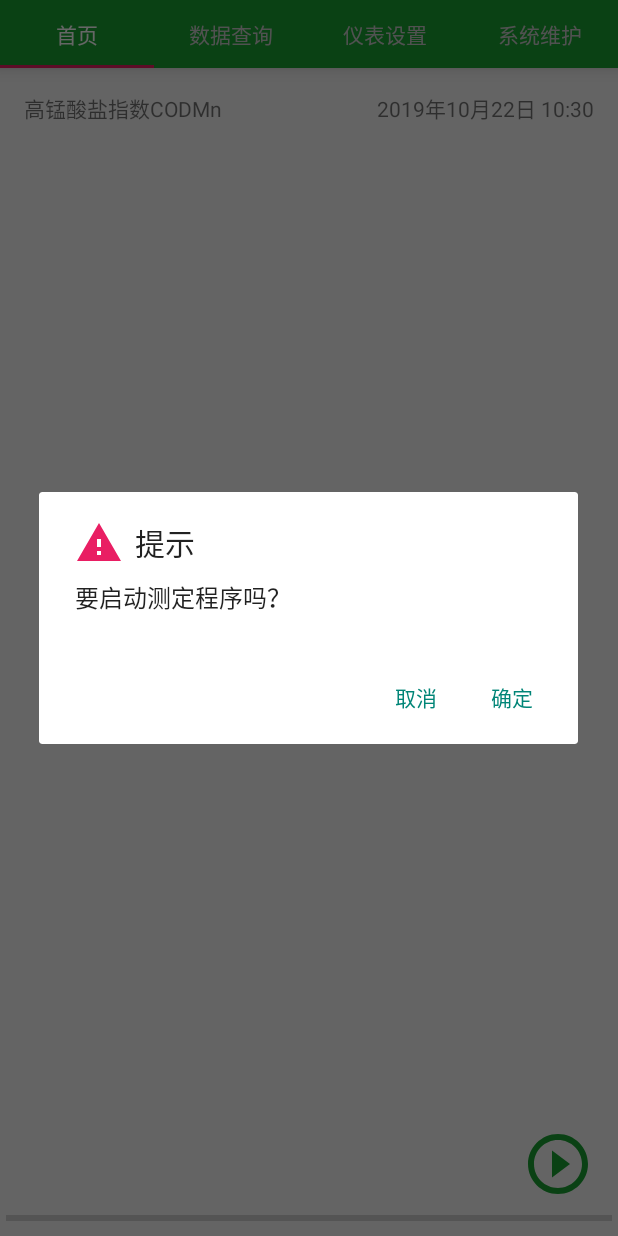
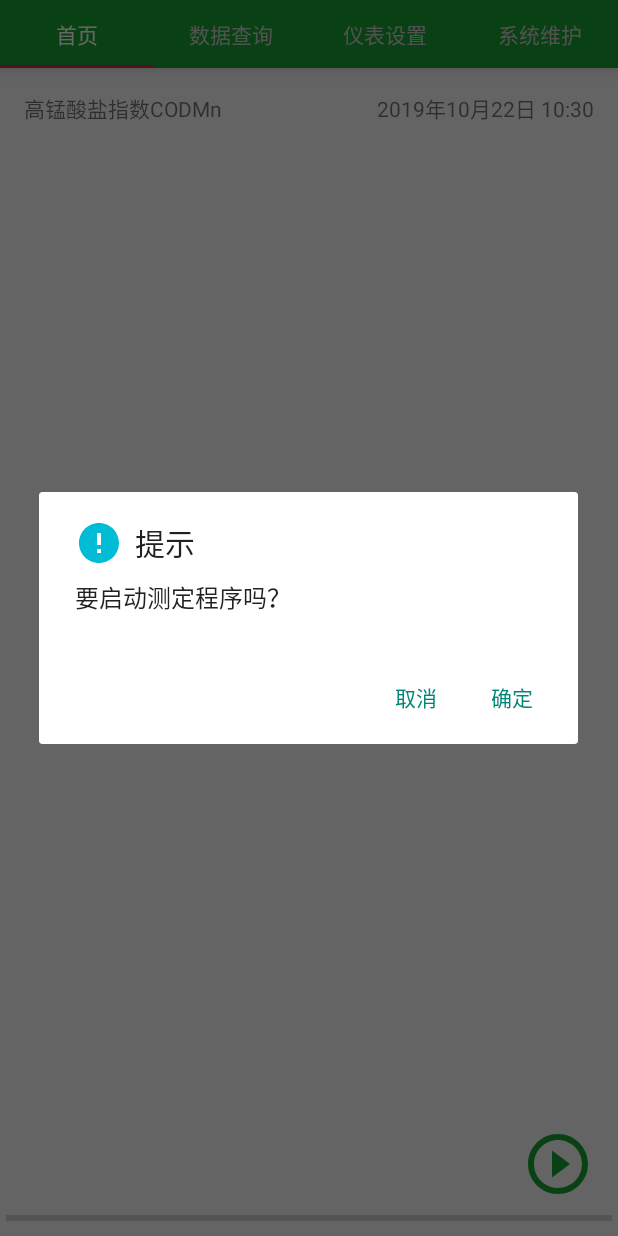
Before and after one commit to robinyee/QCSystem, an Android app: the screen it shows after launch (MainActivity), after a tap on an icon or button, on a phone screen of 412 x 824 dp. Run offline under Robolectric (Android 15) with nearby library versions, the phone set to English and light mode, and no system bars; libraries missing offline, so code that uses them is left out: com.instacart.library, fi.iki.elonen, lecho.lib.hellocharts; 109 statements that could not run were skipped.

Commit message:
修正了Home页和测定过程的细节

```diff
--- a/things/src/main/java/com/example/myapplication/SysData.java
+++ b/things/src/main/java/com/example/myapplication/SysData.java
@@ -68,6 +68,7 @@ public class SysData {
     public static double calculationValue() {
         double k = 10.0 / biaodingValue;
         didingSumVolume = didingNum * didingVolume;
+        didingSumVolume = (double)Math.round(didingSumVolume*100)/100;  //取小数点后两位
         codVolue = (didingSumVolume - kongbaiValue) * k * caosuannaCon * 16 * 1000 / shuiyangVolume;
         codVolue = (double)Math.round(codVolue*100)/100;  //取小数点后两位
         return codVolue;
--- a/things/src/main/java/com/example/myapplication/SysGpio.java
+++ b/things/src/main/java/com/example/myapplication/SysGpio.java
@@ -762,8 +762,8 @@ public class SysGpio {
         new Thread(new Runnable() {
             public void run() {
                 do {
-                    if (SysData.progressRate < 99) {
-                        SysData.progressRate += 1;
+                    if (SysData.progressRate < 95) {
+                        SysData.progressRate = (int) ((System.currentTimeMillis() - SysData.startTime) / 1000 / 30);
                     }
                     //暂停30秒
                     try {
@@ -794,7 +794,7 @@ public class SysGpio {
                 SysData.isRun = true;
                 SysData.startTime = System.currentTimeMillis();
                 SysData.endTime = 0;
-                SysData.codVolue = 0;
+                //SysData.codVolue = 0;  //测定过程中显示前次数据
                 SysData.didingNum = 0;
 
                 //开启电源
--- a/things/src/main/java/com/example/myapplication/TabData.java
+++ b/things/src/main/java/com/example/myapplication/TabData.java
@@ -61,7 +61,7 @@ public class TabData extends Fragment {
         //显示数据列表
         listview = (ListView) view.findViewById(R.id.datalist);
         listData = new ArrayList<String>();
-        for (int i = 1; i <= 100; i++) {
+        for (int i = 1; i <= 50; i++) {
             listData.add(i + "        2019年1月20日 2:30         COD " + i + ".00 mg/L");
         }
         String[] stringData = listData.toArray(new String[0]);
--- a/things/src/main/java/com/example/myapplication/TabHome.java
+++ b/things/src/main/java/com/example/myapplication/TabHome.java
@@ -130,7 +130,7 @@ public class TabHome extends Fragment {
          * setXXX方法返回Dialog对象，因此可以链式设置属性
          */
         final AlertDialog.Builder altDialog = new AlertDialog.Builder(getActivity());
-        altDialog.setIcon(R.drawable.ic_warning_black_24dp);
+        altDialog.setIcon(R.drawable.ic_error_black_24dp);
         altDialog.setTitle("提示");
         altDialog.setMessage("要启动测定程序吗？");
         altDialog.setPositiveButton("确定",
--- a/things/src/main/res/layout/tab_home.xml
+++ b/things/src/main/res/layout/tab_home.xml
@@ -76,7 +76,7 @@
         android:layout_marginEnd="4dp"
         android:layout_marginBottom="4dp"
         android:indeterminate="false"
-        android:max="50"
+        android:max="100"
         android:progress="25"
         android:progressTint="@color/colorPrimary" />
 
--- a/things/src/main/res/layout/tab_setup.xml
+++ b/things/src/main/res/layout/tab_setup.xml
@@ -452,7 +452,7 @@
                     android:layout_width="150dp"
                     android:layout_height="wrap_content"
                     android:layout_marginLeft="20dp"
-                    android:inputType="number"
+                    android:inputType="numberDecimal"
                     android:singleLine="true"
                     android:textSize="14sp"
                     android:gravity="center"
@@ -477,7 +477,6 @@
                     android:layout_width="150dp"
                     android:layout_height="wrap_content"
                     android:layout_marginLeft="20dp"
-                    android:focusable="false"
                     android:gravity="center"
                     android:imeOptions="actionDone"
                     android:hint="输入草酸钠浓度"
```
